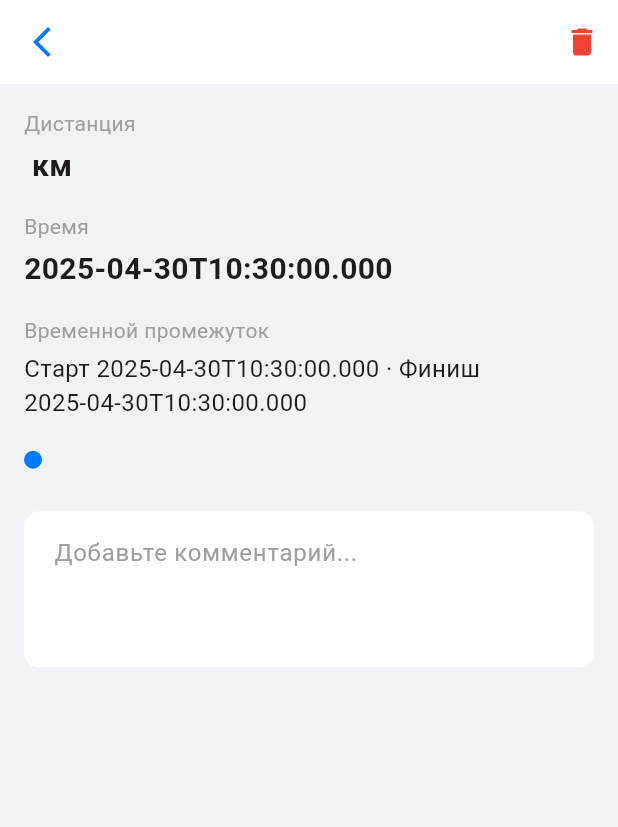
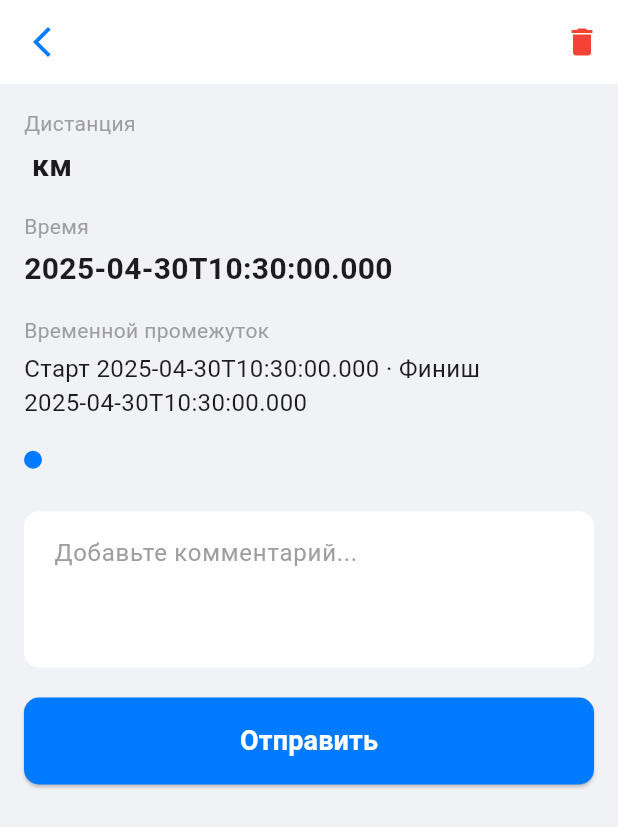
Before and after one commit to eruma1ra/fit-app, a Flutter app: the ActivityDetailsScreen screen opened directly with empty values, on a phone screen of 412 x 824 dp. Shown: the top 827 px of the screen. Run offline on Flutter 3.47's test engine with Material 3 defaults, Android fonts, the phone set to English and light mode, and no system bars; our stand-ins replace flutter_svg, sqflite; accounts and stored records are empty.

Commit message:
еще дофикс

```diff
--- a/lib/database/activity_details_screen.dart
+++ b/lib/database/activity_details_screen.dart
@@ -53,9 +53,8 @@ class _ActivityDetailsScreenState extends State<ActivityDetailsScreen> {
         leading: IconButton(
           icon: const Icon(Icons.arrow_back_ios_new),
           color: const Color(0xFF007AFF),
-          onPressed: () async {
-            await _saveActivity();
-            Navigator.of(context).pop(_currentActivity);
+          onPressed: () {
+            Navigator.of(context).pop();
           },
         ),
         title: Text(
@@ -95,6 +94,8 @@ class _ActivityDetailsScreenState extends State<ActivityDetailsScreen> {
                   _buildActivityTypeRow(),
                   const SizedBox(height: 24),
                   _buildCommentField(),
+                  const SizedBox(height: 20),
+                  _buildSubmitButton(), // Добавлена кнопка "Отправить"
                 ],
               ),
             ),
@@ -192,6 +193,38 @@ class _ActivityDetailsScreenState extends State<ActivityDetailsScreen> {
     );
   }
 
+  Widget _buildSubmitButton() {
+    return SizedBox(
+      width: double.infinity,
+      child: ElevatedButton(
+        onPressed: () async {
+          await _saveActivity();
+          if (widget.onActivityUpdated != null) {
+            widget.onActivityUpdated!(_currentActivity);
+          }
+          Navigator.of(context).pop();
+        },
+        style: ElevatedButton.styleFrom(
+          backgroundColor: Color(
+            0xFF007AFF,
+          ), // Используйте backgroundColor вместо primary
+          padding: const EdgeInsets.symmetric(vertical: 16),
+          shape: RoundedRectangleBorder(
+            borderRadius: BorderRadius.circular(10),
+          ),
+        ),
+        child: const Text(
+          'Отправить',
+          style: TextStyle(
+            fontSize: 18,
+            fontWeight: FontWeight.w600,
+            color: Colors.white,
+          ),
+        ),
+      ),
+    );
+  }
+
   Future<void> _deleteActivity(BuildContext context) async {
     final confirmed = await showDialog<bool>(
       context: context,
```
Also changed, not shown: lib/screens/home/activity_screen.dart (+24 -3 lines).
